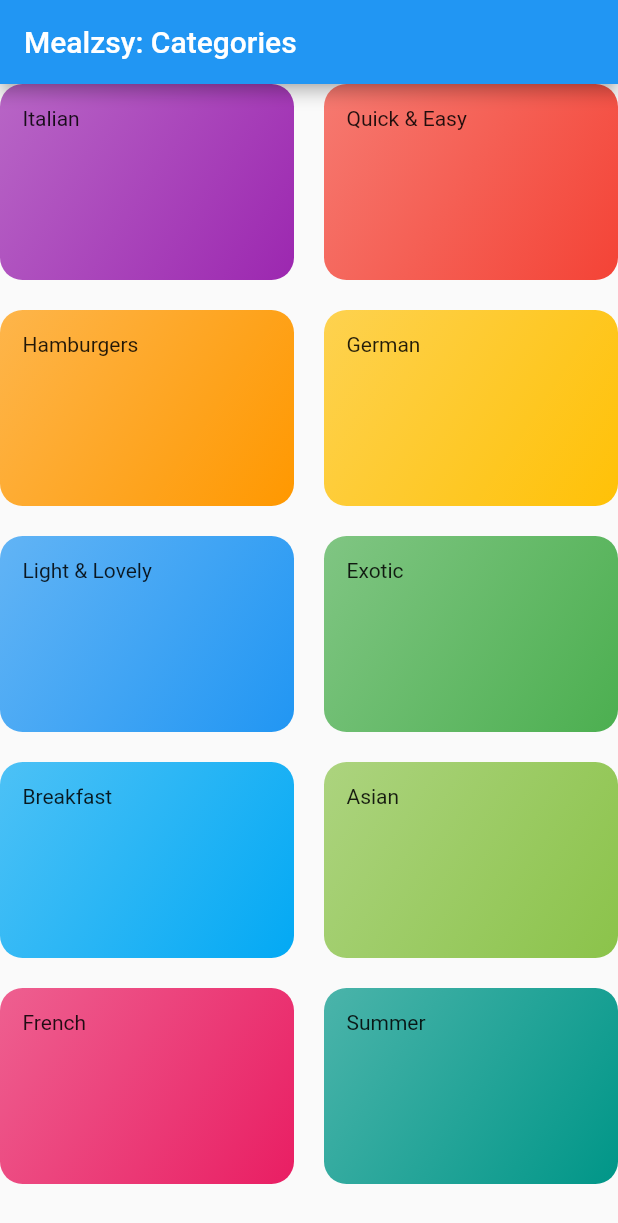
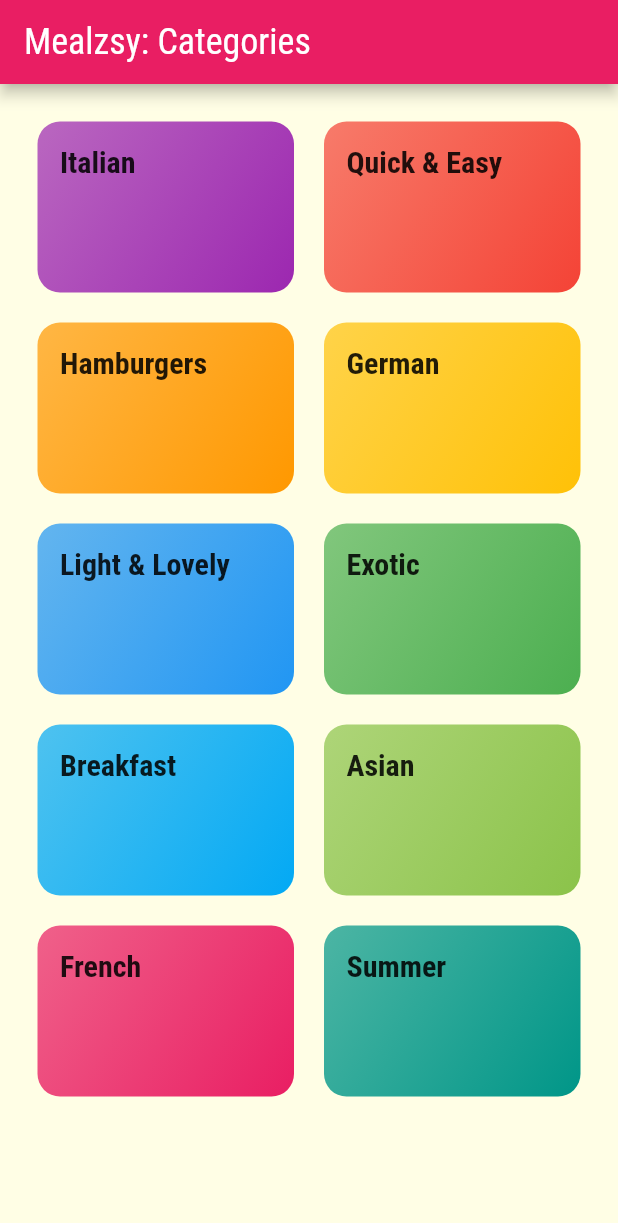
Before and after one commit to arnab/flutter_playground_meals_app, a Flutter app: the screen it shows after launch, on a phone screen of 412 x 824 dp. Shown: the top 1223 px of the screen. Run offline on Flutter 3.47's test engine with Material 2 defaults, Android fonts, the phone set to English and light mode, and no system bars.

Commit message:
basic theming and fonts

```diff
--- a/lib/main.dart
+++ b/lib/main.dart
@@ -15,7 +15,27 @@
     return MaterialApp(
       title: appTitle,
       theme: ThemeData(
-        primarySwatch: Colors.blue,
+        colorScheme: ColorScheme.fromSwatch(
+          primarySwatch: Colors.pink,
+        ).copyWith(
+          secondary: Colors.amber,
+        ),
+        canvasColor: const Color.fromRGBO(255, 254, 229, 1),
+        fontFamily: 'Raleway',
+        textTheme: ThemeData.light().textTheme.copyWith(
+              bodyLarge: const TextStyle(color: Color.fromRGBO(20, 51, 51, 1)),
+              bodyMedium: const TextStyle(color: Color.fromRGBO(20, 51, 51, 1)),
+              bodySmall: const TextStyle(color: Color.fromRGBO(20, 51, 51, 1)),
+              titleLarge: const TextStyle(
+                fontFamily: 'RobotoCondensed',
+                fontSize: 24,
+              ),
+              titleMedium: const TextStyle(
+                fontFamily: 'RobotoCondensed',
+                fontSize: 20,
+                fontWeight: FontWeight.bold,
+              ),
+            ),
       ),
       home: const CategoriesScreen(appTitle: appTitle),
     );
--- a/lib/widgets/category_item.dart
+++ b/lib/widgets/category_item.dart
@@ -25,7 +25,10 @@
         ),
         borderRadius: BorderRadius.circular(15),
       ),
-      child: Text(title),
+      child: Text(
+        title,
+        style: Theme.of(context).textTheme.titleMedium,
+      ),
     );
   }
 }
--- a/lib/widgets/screens/categories_screen.dart
+++ b/lib/widgets/screens/categories_screen.dart
@@ -15,6 +15,7 @@
         title: Text('$appTitle: Categories'),
       ),
       body: GridView(
+        padding: const EdgeInsets.all(25),
         gridDelegate: const SliverGridDelegateWithMaxCrossAxisExtent(
           maxCrossAxisExtent: 200,
           childAspectRatio: 3 / 2,
```
Also changed, not shown: pubspec.yaml (+17 -11 lines), assets/fonts/Raleway-Black.ttf (added), assets/fonts/Raleway-Bold.ttf (added), assets/fonts/Raleway-Regular.ttf (added), assets/fonts/RobotoCondensed-Bold.ttf (added), assets/fonts/RobotoCondensed-Italic.ttf (added), assets/fonts/RobotoCondensed-Light.ttf (added), assets/fonts/RobotoCondensed-Regular.ttf (added).
